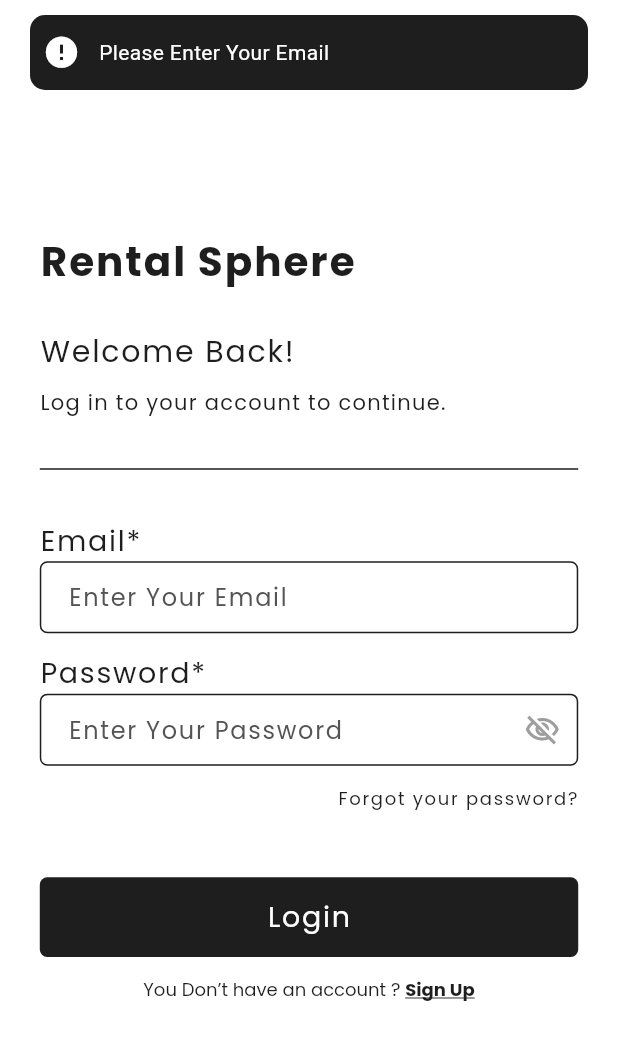
After one commit to Usman-504/Rental-Sphere, a Flutter app: the LoginView screen opened by its route, after a tap on "Login", on a phone screen of 412 x 824 dp. The commit adds this screen. Shown: the top 1040 px of the screen. Run offline on Flutter 3.47's test engine with Material 3 defaults, Android fonts, the light colour scheme and no system bars; drawn by our look-alikes of another_flushbar; our stand-ins replace cloud_firestore, firebase_auth, firebase_core, fluttertoast, shared_preferences; accounts and stored records are empty.

Commit message:
SignUp/Login

```diff
--- a/lib/res/colors.dart
+++ b/lib/res/colors.dart
@@ -9,7 +9,9 @@ class AppColors {
 
   static const blueColor = Colors.blue;
 
-  static const blackColor = Colors.black;
+  static const blackColor = Color(0XFF1E1E1E);
+
+  static const hintTextColor = Color(0xff545454);
 
   static const whiteColor = Colors.white;
 
--- a/lib/res/components/custom_button.dart
+++ b/lib/res/components/custom_button.dart
@@ -1,40 +1,34 @@
 import 'package:flutter/material.dart';
 
+import '../../utils/size_config.dart';
+import '../../utils/styles.dart';
 import '../colors.dart';
 
 class CustomButton extends StatelessWidget {
-  final String title;
   final bool loading;
+  final String text;
   final VoidCallback onPress;
-  const CustomButton(
-      {required this.title,
-      super.key,
-       this.loading = false,
-      required this.onPress});
+  final Color? color;
+  const CustomButton({
+    super.key, required this.text, required this.onPress, this.loading = false, this.color
+  });
 
   @override
   Widget build(BuildContext context) {
-    final heightX = MediaQuery.of(context).size.height;
-    final widthX = MediaQuery.of(context).size.width;
+    SizeConfig.init(context);
     return InkWell(
       onTap: onPress,
-        child: Container(
-      height: heightX * 0.09,
-      width: widthX * 0.95,
-
-      decoration: BoxDecoration(
-        color: AppColors.blueColor,
-        borderRadius: BorderRadius.circular(10)
+      child: Container(
+        height: SizeConfig.scaleHeight(60),
+       // width: SizeConfig.scaleWidth(370),
+        decoration: BoxDecoration(
+            borderRadius: BorderRadius.circular(5),
+           color: AppColors.blackColor
+        ),
+        child: Center(child: loading ? const  Center(child:  CircularProgressIndicator(
+          color: AppColors.whiteColor,
+        )) : Text(text, style: mediumTextStyle.copyWith(color: AppColors.whiteColor),)),
       ),
-      child: Center(
-        child: loading ? const CircularProgressIndicator(color: Colors.white,) : Text(
-          title,
-          style: const TextStyle(
-            color: AppColors.whiteColor,
-            fontWeight: FontWeight.bold,
-          ),
-        ),
-      ),
-    ));
+    );
   }
 }
--- a/lib/res/components/custom_textfield.dart
+++ b/lib/res/components/custom_textfield.dart
@@ -1,5 +1,6 @@
 import 'package:flutter/material.dart';
-
+import '../../utils/size_config.dart';
+import '../../utils/styles.dart';
 import '../../utils/utils.dart';
 import '../colors.dart';
 
@@ -7,66 +8,83 @@ class CustomTextField extends StatelessWidget {
   final FocusNode focusNode;
   final TextEditingController controller;
   final TextInputType keyboardType;
-  final ValueNotifier<bool> obscurePassword;
+  final ValueNotifier<bool>? obscurePassword;
   final bool isPassword;
-  final IconData prefixIcon;
-  final String labelText;
+  final IconData? prefixIcon;
+  final String? labelText;
   final String hintText;
   final FocusNode current;
   final FocusNode? next;
+  final Widget? suffixWidget;
+  final Color? prefixIconColor;
+  final bool readOnly;
+  final double? left;
+  final double? right;
+  final double? bottom;
   const CustomTextField({
     super.key,
     required this.focusNode,
+    this.readOnly = false,
     required this.controller,
     required this.keyboardType,
-    required this.obscurePassword,
-    required this.prefixIcon,
+    this.obscurePassword,
+    this.prefixIcon,
     this.isPassword = false,
-    required this.labelText,
+    this.labelText,
     required this.hintText,
     required this.current,
     required this.next,
+    this.prefixIconColor,  this.suffixWidget, this.left, this.right, this.bottom,
   });
-
   @override
   Widget build(BuildContext context) {
-    return TextFormField(
+    return Padding(
+      padding:   EdgeInsets.only(
+
+          bottom: bottom != null ? SizeConfig.scaleHeight(bottom!) :  SizeConfig.scaleHeight(15)),
+      child: TextFormField(
         onFieldSubmitted: (value) {
           Utils.fieldFocusChange(context, current, next);
         },
         focusNode: focusNode,
+        readOnly: readOnly,
         controller: controller,
         keyboardType: keyboardType,
-      obscureText: isPassword ? obscurePassword.value : false,
+        obscureText: isPassword ? obscurePassword!.value : false,
         obscuringCharacter: '*',
+        cursorColor: AppColors.blackColor,
         decoration: InputDecoration(
-          labelText: isPassword ? 'Password' : labelText,
-          hintText: isPassword ? 'Enter Password' : hintText,
-          prefixIcon: Icon(
+          focusColor: AppColors.blackColor,
+          labelText:  labelText,
+          hintText: hintText,
+          prefixIcon: prefixIcon!= null ? Icon(
             prefixIcon,
-            color: AppColors.blueColor,
-          ),
-          suffixIcon: isPassword
+            color: prefixIconColor,
+          ): null,
+          suffixIcon: suffixWidget ?? (isPassword
               ? InkWell(
               onTap: () {
-                    obscurePassword.value = !obscurePassword.value;
+                obscurePassword!.value = !obscurePassword!.value;
               },
               child: Icon(
-                    obscurePassword.value
+                obscurePassword!.value
                     ? Icons.visibility_off_outlined
                     : Icons.visibility,
-                    color: AppColors.blueColor,
+                color: AppColors.greyColor,
               ))
-              : null,
-          hintStyle: const TextStyle(color: AppColors.greyColor),
+              : null),
+          hintStyle: mediumTextStyle.copyWith(fontSize: 16, color: AppColors.hintTextColor),
           focusedBorder: OutlineInputBorder(
-            borderRadius: BorderRadius.circular(10),
-            borderSide: const BorderSide(width: 2, color: AppColors.blueColor),
+            borderRadius: BorderRadius.circular(5),
+            borderSide: const BorderSide( color: AppColors.blackColor),
           ),
           enabledBorder: OutlineInputBorder(
-            borderRadius: BorderRadius.circular(10),
-            borderSide: const BorderSide(width: 2, color: AppColors.blueColor),
-          )),
+            borderRadius: BorderRadius.circular(5),
+            borderSide: const BorderSide( color:AppColors.blackColor),
+          ),
+          contentPadding: const EdgeInsets.symmetric(vertical: 10.0, horizontal: 15.0),
+        ),
+      ),
     );
   }
 }
--- /dev/null
+++ b/lib/res/components/navigation_helper.dart
@@ -0,0 +1,47 @@
+import 'package:flutter/material.dart';
+import '../../utils/routes/routes.dart';
+
+class NavigationHelper {
+  static Future<void> navigateWithSlideTransition({
+    required BuildContext context,
+    required String routeName,
+    Object? arguments,
+    Offset beginOffset = const Offset(1.0, 0.0),
+    Curve curve = Curves.easeInOut,
+    bool clearStack = false,
+    bool replace = false,
+  }) async {
+    final pageRoute = PageRouteBuilder(
+      settings: RouteSettings(name: routeName, arguments: arguments),
+      pageBuilder: (context, animation, secondaryAnimation) {
+        final route = Routes.generateRoute(RouteSettings(name: routeName, arguments: arguments));
+        if (route is MaterialPageRoute) {
+          return route.builder(context);
+        } else {
+          throw Exception("Route must be a MaterialPageRoute.");
+        }
+      },
+      transitionsBuilder: (context, animation, secondaryAnimation, child) {
+        final offsetAnimation = animation.drive(
+          Tween(begin: beginOffset, end: Offset.zero).chain(CurveTween(curve: curve)),
+        );
+
+        return
+          SlideTransition(position: offsetAnimation, child: child);
+      },
+    );
+
+    if (clearStack) {
+      Navigator.pushAndRemoveUntil(
+        context,
+        pageRoute,
+        ModalRoute.withName('/'),
+      );
+    } else if (replace) {
+      Navigator.pushReplacement(context, pageRoute);
+    } else {
+
+      Navigator.push(context, pageRoute);
+    }
+  }
+}
--- a/lib/utils/routes/routes.dart
+++ b/lib/utils/routes/routes.dart
@@ -1,6 +1,8 @@
 import 'package:flutter/material.dart';
 import 'package:rental_sphere/utils/routes/routes_name.dart';
 import 'package:rental_sphere/view/home_view.dart';
+import 'package:rental_sphere/view/login_view.dart';
+import 'package:rental_sphere/view/signup_view.dart';
 
 import '../../view/splash_view.dart';
 
@@ -10,6 +12,10 @@ class Routes {
     switch(settings.name){
       case RoutesName.splash:
         return MaterialPageRoute(builder: (_)=>const SplashView());
+      case RoutesName.signUp:
+        return MaterialPageRoute(builder: (_)=>const SignUpView());
+      case RoutesName.login:
+        return MaterialPageRoute(builder: (_)=>const LoginView());
       case RoutesName.home:
         return MaterialPageRoute(builder: (_)=>const HomeView());
       default:
--- a/lib/utils/routes/routes_name.dart
+++ b/lib/utils/routes/routes_name.dart
@@ -1,9 +1,11 @@
 class RoutesName {
   static const String splash = 'splash_screen';
 
+  static const String signUp = 'signUp_screen';
+
   static const String login = 'login_screen';
 
-  static const String signUp = 'signUp_screen';
+  static const String forgotPass = 'forgot_password_screen';
 
   static const String home = 'home_screen';
 
--- a/lib/utils/styles.dart
+++ b/lib/utils/styles.dart
@@ -5,7 +5,7 @@ import '../res/colors.dart';
 var primaryTextStyle = const TextStyle(
   fontFamily: 'Poppins',
   color: AppColors.blackColor,
-  fontSize:  22,
+  fontSize:  27,
   fontWeight: FontWeight.w600,
   letterSpacing: 22 * 0.06,
 );
@@ -15,7 +15,8 @@ var secondaryTextStyle =  const TextStyle(
     color: AppColors.blackColor,
     fontSize:  20,
     letterSpacing: 20 * 0.06,
-    fontWeight: FontWeight.w600);
+     fontWeight: FontWeight.w600
+);
 
 
 var mediumTextStyle =   const TextStyle(
--- a/lib/utils/utils.dart
+++ b/lib/utils/utils.dart
@@ -20,13 +20,14 @@ class Utils {
     );
   }
 
-  static void flushBarErrorMessage(String message, BuildContext context){
+  static void flushBarMessage(String message, BuildContext context, bool error ){
     showFlushbar(context: context,
         flushbar: Flushbar(
+          flushbarPosition: FlushbarPosition.TOP,
          positionOffset: 20,
-          icon: const Icon(Icons.error, color: Colors.white, size: 25,),
-          backgroundColor: Colors.blue,
-          messageColor: Colors.white,
+          icon: Icon( error ? Icons.error : Icons.check_circle, color: Colors.white, size: 25,),
+          backgroundColor: AppColors.blackColor,
+          messageColor: AppColors.whiteColor,
           borderRadius: BorderRadius.circular(10),
           forwardAnimationCurve: Curves.decelerate,
           reverseAnimationCurve: Curves.easeInOut,
--- /dev/null
+++ b/lib/view/login_view.dart
@@ -0,0 +1,166 @@
+import 'package:flutter/gestures.dart';
+import 'package:flutter/material.dart';
+import 'package:provider/provider.dart';
+import 'package:rental_sphere/res/colors.dart';
+import 'package:rental_sphere/res/components/custom_button.dart';
+import 'package:rental_sphere/res/components/custom_textfield.dart';
+import 'package:rental_sphere/utils/size_config.dart';
+import 'package:rental_sphere/utils/styles.dart';
+import 'package:rental_sphere/view_model/login_view_model.dart';
+
+import '../res/components/navigation_helper.dart';
+import '../utils/routes/routes_name.dart';
+
+class LoginView extends StatefulWidget {
+  const LoginView({super.key});
+
+  @override
+  State<LoginView> createState() => _LoginViewState();
+}
+
+class _LoginViewState extends State<LoginView> {
+
+
+  @override
+  Widget build(BuildContext context) {
+    SizeConfig.init(context);
+    return ChangeNotifierProvider(
+      create: (_)=>LoginViewModel(),
+      child: Consumer<LoginViewModel>(
+        builder: (context, viewModel, child) {
+          return Scaffold(
+            backgroundColor: AppColors.whiteColor,
+            body: Padding(
+              padding: EdgeInsets.all(SizeConfig.scaleHeight(30)),
+              child: Center(
+                child: SingleChildScrollView(
+                  child: Column(
+                    mainAxisAlignment: MainAxisAlignment.center,
+                    crossAxisAlignment: CrossAxisAlignment.start,
+                    children: [
+                      Text(
+                        'Rental Sphere',
+                        style: primaryTextStyle,
+                      ),
+                      Padding(
+                        padding: EdgeInsets.only(
+                            top: SizeConfig.scaleHeight(30),
+                            bottom: SizeConfig.scaleHeight(10)),
+                        child: Text(
+                          'Welcome Back!',
+                          style: secondaryTextStyle.copyWith(
+                              fontWeight: FontWeight.normal),
+                        ),
+                      ),
+                      Text(
+                        'Log in to your account to continue.',
+                        style: smallTextStyle,
+                      ),
+                      Padding(
+                        padding:
+                        EdgeInsets.symmetric(vertical: SizeConfig.scaleHeight(30)),
+                        child: const Divider(
+                          thickness: 1,
+                          color: AppColors.blackColor,
+                        ),
+                      ),
+                      Text(
+                        'Email*',
+                        style: mediumTextStyle,
+                      ),
+                      CustomTextField(
+                        focusNode: viewModel.emailFocusNode,
+                        controller: viewModel.emailController,
+                        keyboardType: TextInputType.emailAddress,
+                        hintText: 'Enter Your Email',
+                        current: viewModel.emailFocusNode,
+                        next: viewModel.passwordFocusNode,
+                      ),
+                      Text(
+                        'Password*',
+                        style: mediumTextStyle,
+                      ),
+                      ValueListenableBuilder(
+                        valueListenable: viewModel.obscurePassword,
+                        builder: (context, vm, child) {
+                          return CustomTextField(
+                            bottom: 15,
+                            isPassword: true,
+                            obscurePassword: viewModel.obscurePassword,
+                            focusNode: viewModel.passwordFocusNode,
+                            controller: viewModel.passwordController,
+                            keyboardType: TextInputType.text,
+                            hintText: 'Enter Your Password',
+                            current: viewModel.passwordFocusNode,
+                            next: null,
+                          );
+                        },
+                      ),
+                      Padding(
+                        padding:  EdgeInsets.only(bottom: SizeConfig.scaleHeight(50)),
+                        child: Row(
+                          mainAxisAlignment: MainAxisAlignment.end,
+                          children: [
+                            InkWell(
+                              onTap: (){
+                                NavigationHelper.navigateWithSlideTransition(context: context, routeName: RoutesName.forgotPass);
+                              },
+                              child: Text(
+                                'Forgot your password?',
+                                style: mediumTextStyle.copyWith(
+                                    fontSize: 12,
+                                    color: AppColors.blackColor),
+                              ),
+                            ),
+                          ],
+                        ),
+                      ),
+                      CustomButton(
+                        loading: viewModel.loading,
+                        text: 'Login',
+                        onPress: () {
+                          viewModel.signIn(context);
+                        },
+                      ),
+                      Padding(
+                        padding:  EdgeInsets.only(top: SizeConfig.scaleHeight(15),
+                        ),
+                        child: Center(
+                          child: RichText(
+                            textAlign: TextAlign.center,
+                            text: TextSpan(
+                              text: 'You Don’t have an account ? ',
+                              style: mediumTextStyle.copyWith(
+                                  fontSize: 12,
+                                  fontWeight: FontWeight.w300,
+                                  letterSpacing: 0), // Default text style
+                              children: [
+                                TextSpan(
+                                  text: 'Sign Up',
+                                  style: mediumTextStyle.copyWith(
+                                      fontSize: 12,
+                                      color: AppColors.blackColor,
+                                      decoration: TextDecoration.underline,
+                                      fontWeight: FontWeight.w700,
+                                      letterSpacing: 0),
+                                  recognizer: TapGestureRecognizer()
+                                    ..onTap = () {
+                                      NavigationHelper.navigateWithSlideTransition(context: context, routeName: RoutesName.signUp, replace: true);
+                                    },
+                                ),
+                              ],
+                            ),
+                          ),
+                        ),
+                      ),
+                    ],
+                  ),
+                ),
+              ),
+            ),
+          );
+        },
+      ),
+    );
+  }
+}
--- /dev/null
+++ b/lib/view_model/login_view_model.dart
@@ -0,0 +1,108 @@
+import 'package:cloud_firestore/cloud_firestore.dart';
+import 'package:firebase_auth/firebase_auth.dart';
+import 'package:flutter/material.dart';
+import 'package:rental_sphere/res/components/navigation_helper.dart';
+import 'package:rental_sphere/utils/routes/routes_name.dart';
+import 'package:shared_preferences/shared_preferences.dart';
+
+import '../utils/utils.dart';
+
+class LoginViewModel with ChangeNotifier{
+
+  final TextEditingController emailController = TextEditingController();
+  final TextEditingController passwordController = TextEditingController();
+
+  FocusNode emailFocusNode = FocusNode();
+  FocusNode passwordFocusNode = FocusNode();
+
+  final ValueNotifier<bool> obscurePassword = ValueNotifier<bool>(true);
+
+
+  bool _loading = false;
+  bool get loading => _loading;
+
+  void setLoading(bool value) {
+    _loading = value;
+    notifyListeners();
+  }
+
+  String? validateFields() {
+  if (emailController.text.isEmpty) {
+      return 'Please Enter Your Email';
+    } else if (!RegExp(r'^[a-zA-Z0-9._%+-]+@[a-zA-Z0-9.-]+\.[a-zA-Z]{2,}$').hasMatch(emailController.text)) {
+      return 'Please Enter a Valid Email Address';
+    } else if (passwordController.text.isEmpty) {
+      return 'Please Enter Your Password';
+    } else if (passwordController.text.length < 6) {
+      return 'Password must be at least 6 characters';
+    }
+    return null;
+  }
+
+  void clearFields(){
+    emailController.clear();
+    passwordController.clear();
+  }
+
+  Future<void> signIn(BuildContext context) async {
+
+    String? validation = validateFields();
+    if (validation != null) {
+      Utils.flushBarMessage(validation, context, true);
+      return;
+    }
+    try {
+      setLoading(true);
+      await FirebaseAuth.instance.signInWithEmailAndPassword(
+          email: emailController.text.trim(),
+          password: passwordController.text.trim());
+      User? user = FirebaseAuth.instance.currentUser;
+      DocumentSnapshot userDoc = await FirebaseFirestore.instance
+          .collection('users')
+          .doc(user!.uid)
+          .get();
+
+      String role = userDoc.get('role');
+      String name = userDoc.get('name');
+      String email = userDoc.get('email');
+      String photo = userDoc.get('image_url');
+      SharedPreferences sp = await SharedPreferences.getInstance();
+      sp.setString('role', role);
+      sp.setString('name', name);
+      sp.setString('email', email);
+      sp.setString('profile_url', photo);
+      print(sp.getString('role'));
+      setLoading(false);
+      NavigationHelper.navigateWithSlideTransition(context: context, routeName: RoutesName.home, replace: true);
+      Utils.flushBarMessage('Account Login Successfully', context, false);
+      clearFields();
+      notifyListeners();
+      return;
+    } on FirebaseException catch (e) {
+      setLoading(false);
+      if (e.code == 'invalid-email') {
+        Utils.flushBarMessage('The Email Format is Invalid.', context, true);
+        return ;
+      } else if (e.code == 'email-already-in-use') {
+        Utils.flushBarMessage('This Email Is Already Registered.', context, true);
+        return ;
+      } else if (e.code == 'weak-password') {
+        Utils.flushBarMessage('Password Must Be At Least 6 Characters', context, true);
+        return ;
+      }
+      else if (e.code == 'network-request-failed') {
+        Utils.flushBarMessage('Check Your Internet Connection.', context, true);
+        return ;
+      }
+      else if (e.code == 'invalid-credential') {
+        Utils.flushBarMessage('Invalid Email Or Password', context, true);
+        return ;
+      }
+      else {
+        print(e.code);
+        Utils.flushBarMessage('An error occurred', context, true);
+        return ;
+      }
+    }
+  }
+}
--- a/lib/view_model/services/splash_services.dart
+++ b/lib/view_model/services/splash_services.dart
@@ -1,5 +1,6 @@
 import 'package:flutter/foundation.dart';
 import 'package:flutter/material.dart';
+import 'package:rental_sphere/res/components/navigation_helper.dart';
 
 import '../../utils/routes/routes_name.dart';
 
@@ -10,7 +11,7 @@ class SplashServices {
 
 
         await Future.delayed(const Duration(seconds: 3));
-        Navigator.pushNamed(context, RoutesName.home).onError((error, stackTrace){
+       NavigationHelper.navigateWithSlideTransition(context: context, routeName: RoutesName.signUp, replace: true).onError((error, stackTrace){
       if(kDebugMode){
         print(error.toString());
       }
--- /dev/null
+++ b/lib/view_model/signup_view_model.dart
@@ -0,0 +1,102 @@
+import 'package:cloud_firestore/cloud_firestore.dart';
+import 'package:firebase_auth/firebase_auth.dart';
+import 'package:flutter/material.dart';
+import 'package:rental_sphere/res/components/navigation_helper.dart';
+import 'package:rental_sphere/utils/routes/routes_name.dart';
+
+import '../utils/utils.dart';
+
+class SignupViewModel with ChangeNotifier{
+
+  final TextEditingController nameController = TextEditingController();
+  final TextEditingController emailController = TextEditingController();
+  final TextEditingController passwordController = TextEditingController();
+
+  FocusNode nameFocusNode = FocusNode();
+  FocusNode emailFocusNode = FocusNode();
+  FocusNode passwordFocusNode = FocusNode();
+
+  final ValueNotifier<bool> obscurePassword = ValueNotifier<bool>(true);
+
+
+  bool _loading = false;
+  bool get loading => _loading;
+
+  void setLoading(bool value) {
+    _loading = value;
+    notifyListeners();
+  }
+
+  String? validateFields() {
+    if (nameController.text.isEmpty) {
+      return 'Please Enter Your Email';
+    }
+   else  if (emailController.text.isEmpty) {
+      return 'Please Enter Your Email';
+    } else if (!RegExp(r'^[a-zA-Z0-9._%+-]+@[a-zA-Z0-9.-]+\.[a-zA-Z]{2,}$').hasMatch(emailController.text)) {
+      return 'Please Enter a Valid Email Address';
+    } else if (passwordController.text.isEmpty) {
+      return 'Please Enter Your Password';
+    } else if (passwordController.text.length < 6) {
+      return 'Password must be at least 6 characters';
+    }
+    return null;
+  }
+
+  void clearFields(){
+    nameController.clear();
+    emailController.clear();
+    passwordController.clear();
+  }
+
+  Future<void> signUp(BuildContext context) async {
+
+    String? validation = validateFields();
+    if (validation != null) {
+      Utils.flushBarMessage(validation, context, true);
+      return;
+    }
+    try {
+      setLoading(true);
+      await FirebaseAuth.instance.createUserWithEmailAndPassword(
+          email: emailController.text.trim(),
+          password: passwordController.text.trim());
+      await FirebaseFirestore.instance
+          .collection('users')
+          .doc(FirebaseAuth.instance.currentUser!.uid)
+          .set({
+        'name': nameController.text.trim(),
+        'email': FirebaseAuth.instance.currentUser!.email,
+        'role': 'client',
+        'user_id': FirebaseAuth.instance.currentUser!.uid,
+        'image_url' : '',
+        'image_path' : '',
+      });
+      setLoading(false);
+      NavigationHelper.navigateWithSlideTransition(context: context, routeName: RoutesName.login, replace: true);
+      Utils.flushBarMessage('Account Created Successfully', context, false);
+      clearFields();
+      notifyListeners();
+      return;
+    } on FirebaseException catch (e) {
+      setLoading(false);
+      if (e.code == 'invalid-email') {
+        Utils.flushBarMessage('The Email Format is Invalid.', context, true);
+        return ;
+      } else if (e.code == 'email-already-in-use') {
+        Utils.flushBarMessage('This Email Is Already Registered.', context, true);
+        return ;
+      } else if (e.code == 'weak-password') {
+        Utils.flushBarMessage('Password Must Be At Least 6 Characters', context, true);
+        return ;
+      }else if (e.code == 'network-request-failed') {
+        Utils.flushBarMessage('Check Your Internet Connection.', context, true);
+        return ;
+      }
+      else {
+        Utils.flushBarMessage('An error occurred', context, true);
+        return ;
+      }
+    }
+  }
+}
```
Also changed, not shown: lib/view/signup_view.dart (added, +124 -0 lines). Lines whose indentation alone changed are shown as unchanged.
